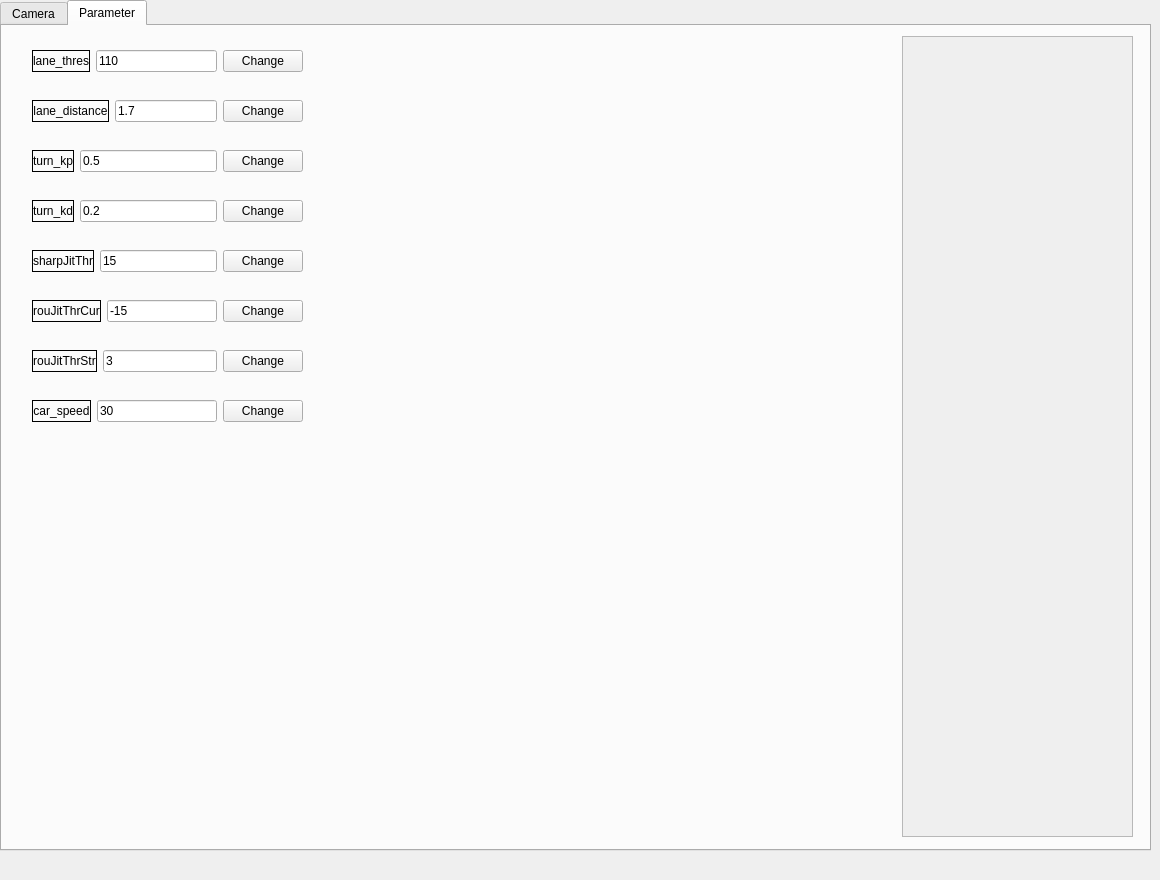
DarkerWhite/smart-car-viewer, file main_ui.ui: the form before one commit.
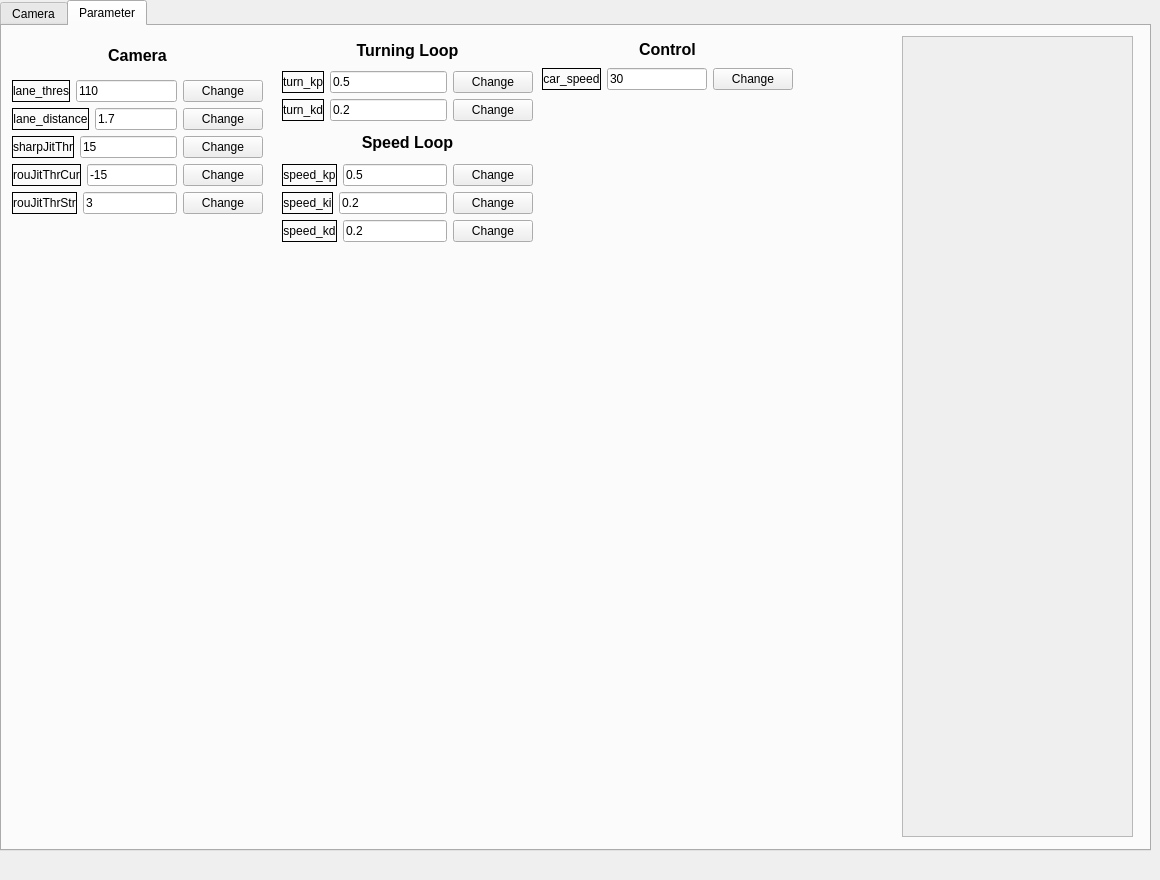
The form after the commit. The open tabs and pages were chosen to show the change.

Patch:
```diff
--- a/main_ui.ui
+++ b/main_ui.ui
@@ -578,15 +578,53 @@
      <attribute name="title">
       <string>Parameter</string>
      </attribute>
-     <widget class="QWidget" name="gridLayoutWidget_2">
+     <widget class="QTextEdit" name="edit_log_parameter">
+      <property name="enabled">
+       <bool>false</bool>
+      </property>
       <property name="geometry">
        <rect>
-        <x>30</x>
-        <y>20</y>
-        <width>271</width>
-        <height>31</height>
+        <x>900</x>
+        <y>10</y>
+        <width>231</width>
+        <height>801</height>
        </rect>
       </property>
+      <property name="font">
+       <font>
+        <pointsize>11</pointsize>
+       </font>
+      </property>
+     </widget>
+     <widget class="QWidget" name="verticalLayoutWidget_2">
+      <property name="geometry">
+       <rect>
+        <x>10</x>
+        <y>10</y>
+        <width>251</width>
+        <height>178</height>
+       </rect>
+      </property>
+      <layout class="QVBoxLayout" name="verticalLayout_2">
+       <item>
+        <widget class="QLabel" name="label">
+         <property name="font">
+          <font>
+           <pointsize>12</pointsize>
+           <weight>75</weight>
+           <bold>true</bold>
+           <strikeout>false</strikeout>
+          </font>
+         </property>
+         <property name="text">
+          <string>Camera</string>
+         </property>
+         <property name="alignment">
+          <set>Qt::AlignCenter</set>
+         </property>
+        </widget>
+       </item>
+       <item>
       <layout class="QGridLayout" name="gridLayout_2">
        <item row="0" column="1">
         <widget class="QLabel" name="label_lane_thres">
@@ -630,16 +668,8 @@
         </widget>
        </item>
       </layout>
-     </widget>
-     <widget class="QWidget" name="gridLayoutWidget_9">
-      <property name="geometry">
-       <rect>
-        <x>30</x>
-        <y>70</y>
-        <width>271</width>
-        <height>31</height>
-       </rect>
-      </property>
+       </item>
+       <item>
       <layout class="QGridLayout" name="gridLayout_9">
        <item row="0" column="1">
         <widget class="QLabel" name="label_lane_distance">
@@ -683,122 +713,8 @@
         </widget>
        </item>
       </layout>
-     </widget>
-     <widget class="QWidget" name="gridLayoutWidget_10">
-      <property name="geometry">
-       <rect>
-        <x>30</x>
-        <y>120</y>
-        <width>271</width>
-        <height>31</height>
-       </rect>
-      </property>
-      <layout class="QGridLayout" name="gridLayout_10">
-       <item row="0" column="1">
-        <widget class="QLabel" name="label_turn_p">
-         <property name="sizePolicy">
-          <sizepolicy hsizetype="Preferred" vsizetype="Preferred">
-           <horstretch>0</horstretch>
-           <verstretch>0</verstretch>
-          </sizepolicy>
-         </property>
-         <property name="font">
-          <font>
-           <pointsize>9</pointsize>
-          </font>
-         </property>
-         <property name="frameShape">
-          <enum>QFrame::Box</enum>
-         </property>
-         <property name="text">
-          <string>turn_kp</string>
-         </property>
-         <property name="alignment">
-          <set>Qt::AlignCenter</set>
-         </property>
-        </widget>
        </item>
-       <item row="0" column="2">
-        <widget class="QLineEdit" name="edit_turn_p">
-         <property name="enabled">
-          <bool>true</bool>
-         </property>
-         <property name="text">
-          <string>0.5</string>
-         </property>
-        </widget>
-       </item>
-       <item row="0" column="3">
-        <widget class="QPushButton" name="button_turn_p">
-         <property name="text">
-          <string>Change</string>
-         </property>
-        </widget>
-       </item>
-      </layout>
-     </widget>
-     <widget class="QWidget" name="gridLayoutWidget_11">
-      <property name="geometry">
-       <rect>
-        <x>30</x>
-        <y>170</y>
-        <width>271</width>
-        <height>31</height>
-       </rect>
-      </property>
-      <layout class="QGridLayout" name="gridLayout_11">
-       <item row="0" column="1">
-        <widget class="QLabel" name="label_turn_d">
-         <property name="sizePolicy">
-          <sizepolicy hsizetype="Preferred" vsizetype="Preferred">
-           <horstretch>0</horstretch>
-           <verstretch>0</verstretch>
-          </sizepolicy>
-         </property>
-         <property name="font">
-          <font>
-           <pointsize>9</pointsize>
-          </font>
-         </property>
-         <property name="frameShape">
-          <enum>QFrame::Box</enum>
-         </property>
-         <property name="text">
-          <string>turn_kd</string>
-         </property>
-         <property name="alignment">
-          <set>Qt::AlignCenter</set>
-         </property>
-        </widget>
-       </item>
-       <item row="0" column="2">
-        <widget class="QLineEdit" name="edit_turn_d">
-         <property name="enabled">
-          <bool>true</bool>
-         </property>
-         <property name="text">
-          <string>0.2</string>
-         </property>
-        </widget>
-       </item>
-       <item row="0" column="3">
-        <widget class="QPushButton" name="button_turn_d">
-         <property name="text">
-          <string>Change</string>
-         </property>
-        </widget>
-       </item>
-      </layout>
-     </widget>
-     <widget class="QWidget" name="gridLayoutWidget_12">
-      <property name="geometry">
-       <rect>
-        <x>30</x>
-        <y>220</y>
-        <width>271</width>
-        <height>31</height>
-       </rect>
-      </property>
+       <item>
       <layout class="QGridLayout" name="gridLayout_12">
        <item row="0" column="1">
         <widget class="QLabel" name="label_sharp_jitter_thres">
@@ -842,16 +758,8 @@
         </widget>
        </item>
       </layout>
-     </widget>
-     <widget class="QWidget" name="gridLayoutWidget_13">
-      <property name="geometry">
-       <rect>
-        <x>30</x>
-        <y>270</y>
-        <width>271</width>
-        <height>31</height>
-       </rect>
-      </property>
+       </item>
+       <item>
       <layout class="QGridLayout" name="gridLayout_13">
        <item row="0" column="1">
         <widget class="QLabel" name="label_roundabout_jitter_thres_curve">
@@ -895,16 +803,8 @@
         </widget>
        </item>
       </layout>
-     </widget>
-     <widget class="QWidget" name="gridLayoutWidget_14">
-      <property name="geometry">
-       <rect>
-        <x>30</x>
-        <y>320</y>
-        <width>271</width>
-        <height>31</height>
-       </rect>
-      </property>
+       </item>
+       <item>
       <layout class="QGridLayout" name="gridLayout_14">
        <item row="0" column="1">
         <widget class="QLabel" name="label_roundabout_jitter_thres_straight">
@@ -948,16 +848,158 @@
         </widget>
        </item>
       </layout>
+       </item>
+      </layout>
      </widget>
      <widget class="QWidget" name="gridLayoutWidget_15">
       <property name="geometry">
        <rect>
-        <x>30</x>
-        <y>370</y>
-        <width>271</width>
-        <height>31</height>
+        <x>280</x>
+        <y>10</y>
+        <width>251</width>
+        <height>85</height>
        </rect>
       </property>
+      <layout class="QVBoxLayout" name="verticalLayout_4">
+       <item>
+        <widget class="QLabel" name="label_4">
+         <property name="font">
+          <font>
+           <pointsize>12</pointsize>
+           <weight>75</weight>
+           <bold>true</bold>
+           <strikeout>false</strikeout>
+          </font>
+         </property>
+         <property name="text">
+          <string>Turning Loop</string>
+         </property>
+         <property name="alignment">
+          <set>Qt::AlignCenter</set>
+         </property>
+        </widget>
+       </item>
+       <item>
+        <layout class="QGridLayout" name="gridLayout_10">
+         <item row="0" column="1">
+          <widget class="QLabel" name="label_turn_p">
+           <property name="sizePolicy">
+            <sizepolicy hsizetype="Preferred" vsizetype="Preferred">
+             <horstretch>0</horstretch>
+             <verstretch>0</verstretch>
+            </sizepolicy>
+           </property>
+           <property name="font">
+            <font>
+             <pointsize>9</pointsize>
+            </font>
+           </property>
+           <property name="frameShape">
+            <enum>QFrame::Box</enum>
+           </property>
+           <property name="text">
+            <string>turn_kp</string>
+           </property>
+           <property name="alignment">
+            <set>Qt::AlignCenter</set>
+           </property>
+          </widget>
+         </item>
+         <item row="0" column="2">
+          <widget class="QLineEdit" name="edit_turn_p">
+           <property name="enabled">
+            <bool>true</bool>
+           </property>
+           <property name="text">
+            <string>0.5</string>
+           </property>
+          </widget>
+         </item>
+         <item row="0" column="3">
+          <widget class="QPushButton" name="button_turn_p">
+           <property name="text">
+            <string>Change</string>
+           </property>
+          </widget>
+         </item>
+        </layout>
+       </item>
+       <item>
+        <layout class="QGridLayout" name="gridLayout_11">
+         <item row="0" column="1">
+          <widget class="QLabel" name="label_turn_d">
+           <property name="sizePolicy">
+            <sizepolicy hsizetype="Preferred" vsizetype="Preferred">
+             <horstretch>0</horstretch>
+             <verstretch>0</verstretch>
+            </sizepolicy>
+           </property>
+           <property name="font">
+            <font>
+             <pointsize>9</pointsize>
+            </font>
+           </property>
+           <property name="frameShape">
+            <enum>QFrame::Box</enum>
+           </property>
+           <property name="text">
+            <string>turn_kd</string>
+           </property>
+           <property name="alignment">
+            <set>Qt::AlignCenter</set>
+           </property>
+          </widget>
+         </item>
+         <item row="0" column="2">
+          <widget class="QLineEdit" name="edit_turn_d">
+           <property name="enabled">
+            <bool>true</bool>
+           </property>
+           <property name="text">
+            <string>0.2</string>
+           </property>
+          </widget>
+         </item>
+         <item row="0" column="3">
+          <widget class="QPushButton" name="button_turn_d">
+           <property name="text">
+            <string>Change</string>
+           </property>
+          </widget>
+         </item>
+        </layout>
+       </item>
+      </layout>
+     </widget>
+     <widget class="QWidget" name="verticalLayoutWidget_5">
+      <property name="geometry">
+       <rect>
+        <x>540</x>
+        <y>10</y>
+        <width>251</width>
+        <height>54</height>
+       </rect>
+      </property>
+      <layout class="QVBoxLayout" name="verticalLayout_5">
+       <item>
+        <widget class="QLabel" name="label_3">
+         <property name="font">
+          <font>
+           <pointsize>12</pointsize>
+           <weight>75</weight>
+           <bold>true</bold>
+           <strikeout>false</strikeout>
+          </font>
+         </property>
+         <property name="text">
+          <string>Control</string>
+         </property>
+         <property name="alignment">
+          <set>Qt::AlignCenter</set>
+         </property>
+        </widget>
+       </item>
+       <item>
       <layout class="QGridLayout" name="gridLayout_15">
        <item row="0" column="1">
         <widget class="QLabel" name="label_car_speed">
@@ -1001,24 +1043,173 @@
         </widget>
        </item>
       </layout>
+       </item>
+      </layout>
      </widget>
-     <widget class="QTextEdit" name="edit_log_parameter">
-      <property name="enabled">
-       <bool>false</bool>
-      </property>
+     <widget class="QWidget" name="verticalLayoutWidget_6">
       <property name="geometry">
        <rect>
-        <x>900</x>
-        <y>10</y>
-        <width>231</width>
-        <height>801</height>
+        <x>280</x>
+        <y>100</y>
+        <width>251</width>
+        <height>116</height>
        </rect>
       </property>
+      <layout class="QVBoxLayout" name="verticalLayout_6">
+       <item>
+        <widget class="QLabel" name="label_5">
       <property name="font">
        <font>
-        <pointsize>11</pointsize>
-       </font>
-      </property>
+           <pointsize>12</pointsize>
+           <weight>75</weight>
+           <bold>true</bold>
+           <strikeout>false</strikeout>
+          </font>
+         </property>
+         <property name="text">
+          <string>Speed Loop</string>
+         </property>
+         <property name="alignment">
+          <set>Qt::AlignCenter</set>
+         </property>
+        </widget>
+       </item>
+       <item>
+        <layout class="QGridLayout" name="gridLayout_16">
+         <item row="0" column="1">
+          <widget class="QLabel" name="label_turn_p_2">
+           <property name="sizePolicy">
+            <sizepolicy hsizetype="Preferred" vsizetype="Preferred">
+             <horstretch>0</horstretch>
+             <verstretch>0</verstretch>
+            </sizepolicy>
+           </property>
+           <property name="font">
+            <font>
+             <pointsize>9</pointsize>
+            </font>
+           </property>
+           <property name="frameShape">
+            <enum>QFrame::Box</enum>
+           </property>
+           <property name="text">
+            <string>speed_kp</string>
+           </property>
+           <property name="alignment">
+            <set>Qt::AlignCenter</set>
+           </property>
+          </widget>
+         </item>
+         <item row="0" column="2">
+          <widget class="QLineEdit" name="edit_speed_p">
+           <property name="enabled">
+            <bool>true</bool>
+           </property>
+           <property name="text">
+            <string>0.5</string>
+           </property>
+          </widget>
+         </item>
+         <item row="0" column="3">
+          <widget class="QPushButton" name="button_speed_p">
+           <property name="text">
+            <string>Change</string>
+           </property>
+          </widget>
+         </item>
+        </layout>
+       </item>
+       <item>
+        <layout class="QGridLayout" name="gridLayout_17">
+         <item row="0" column="1">
+          <widget class="QLabel" name="label_turn_d_2">
+           <property name="sizePolicy">
+            <sizepolicy hsizetype="Preferred" vsizetype="Preferred">
+             <horstretch>0</horstretch>
+             <verstretch>0</verstretch>
+            </sizepolicy>
+           </property>
+           <property name="font">
+            <font>
+             <pointsize>9</pointsize>
+            </font>
+           </property>
+           <property name="frameShape">
+            <enum>QFrame::Box</enum>
+           </property>
+           <property name="text">
+            <string>speed_ki</string>
+           </property>
+           <property name="alignment">
+            <set>Qt::AlignCenter</set>
+           </property>
+          </widget>
+         </item>
+         <item row="0" column="2">
+          <widget class="QLineEdit" name="edit_speed_i">
+           <property name="enabled">
+            <bool>true</bool>
+           </property>
+           <property name="text">
+            <string>0.2</string>
+           </property>
+          </widget>
+         </item>
+         <item row="0" column="3">
+          <widget class="QPushButton" name="button_speed_i">
+           <property name="text">
+            <string>Change</string>
+           </property>
+          </widget>
+         </item>
+        </layout>
+       </item>
+       <item>
+        <layout class="QGridLayout" name="gridLayout_18">
+         <item row="0" column="1">
+          <widget class="QLabel" name="label_turn_d_3">
+           <property name="sizePolicy">
+            <sizepolicy hsizetype="Preferred" vsizetype="Preferred">
+             <horstretch>0</horstretch>
+             <verstretch>0</verstretch>
+            </sizepolicy>
+           </property>
+           <property name="font">
+            <font>
+             <pointsize>9</pointsize>
+            </font>
+           </property>
+           <property name="frameShape">
+            <enum>QFrame::Box</enum>
+           </property>
+           <property name="text">
+            <string>speed_kd</string>
+           </property>
+           <property name="alignment">
+            <set>Qt::AlignCenter</set>
+           </property>
+          </widget>
+         </item>
+         <item row="0" column="2">
+          <widget class="QLineEdit" name="edit_speed_d">
+           <property name="enabled">
+            <bool>true</bool>
+           </property>
+           <property name="text">
+            <string>0.2</string>
+           </property>
+          </widget>
+         </item>
+         <item row="0" column="3">
+          <widget class="QPushButton" name="button_speed_d">
+           <property name="text">
+            <string>Change</string>
+           </property>
+          </widget>
+         </item>
+        </layout>
+       </item>
+      </layout>
      </widget>
     </widget>
    </widget>
```
Left out of the diff: 95 changed lines with no effect on the pictures. Lines whose indentation alone changed are shown as unchanged.
